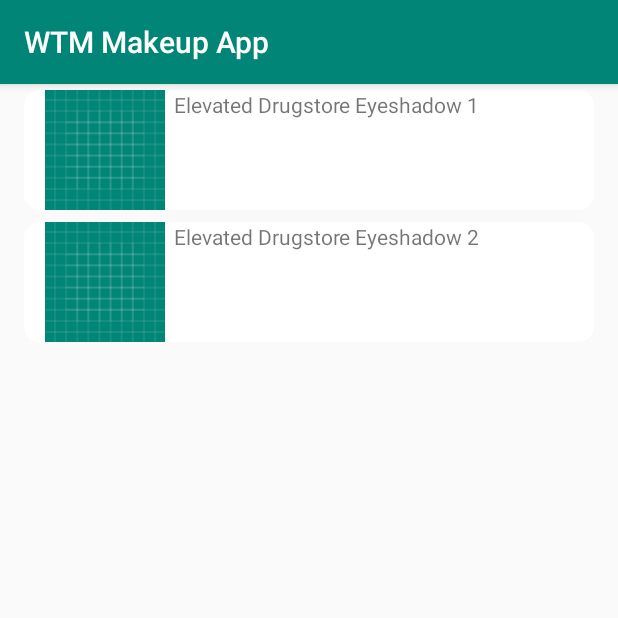
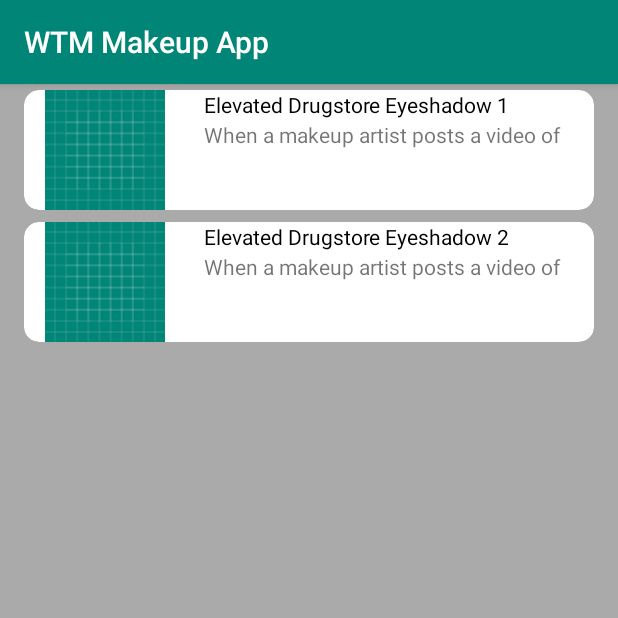
Before and after one commit to Jacreator/WTM-Makeup-App, an Android app: the screen it shows after launch (MainActivity), on a phone screen of 412 x 824 dp, the top half of it. Run offline under Robolectric (Android 15) with nearby library versions, the phone set to English and light mode, and no system bars.

Commit message:
Card View done and connected to display page

```diff
--- a/app/src/main/java/tech/gdgmakurdi/wtmmakeupapp/MainActivity.java
+++ b/app/src/main/java/tech/gdgmakurdi/wtmmakeupapp/MainActivity.java
@@ -74,6 +74,7 @@ public class MainActivity extends AppCompatActivity {
 
     public void openMakeup(View view) {
         Intent intent = new Intent(this, MakeupDisplayer.class);
+
         startActivity(intent);
     }
 }
--- a/app/src/main/java/tech/gdgmakurdi/wtmmakeupapp/MakeupAdapter.java
+++ b/app/src/main/java/tech/gdgmakurdi/wtmmakeupapp/MakeupAdapter.java
@@ -30,6 +30,8 @@ public class MakeupAdapter extends RecyclerView.Adapter<MakeupAdapter.MakeupView
     public void onBindViewHolder(@NonNull MakeupAdapter.MakeupViewHolder holder, int position) {
         Makeup makeup = makeupList.get(position);
         holder.titleTextView.setText(makeup.getMakeupTitle());
+        holder.summary.setText(makeup.getSummary());
+
     }
 
     @Override
@@ -41,11 +43,13 @@ public class MakeupAdapter extends RecyclerView.Adapter<MakeupAdapter.MakeupView
 
         public ImageView thumbnailImageView;
         public TextView titleTextView;
+        public TextView summary;
         public MakeupViewHolder(@NonNull View itemView) {
             super(itemView);
 
             thumbnailImageView = itemView.findViewById(R.id.thumb);
             titleTextView = itemView.findViewById(R.id.title);
+            summary = itemView.findViewById(R.id.summary);
         }
     }
 }
--- a/app/src/main/res/layout/activity_main.xml
+++ b/app/src/main/res/layout/activity_main.xml
@@ -10,6 +10,7 @@
         android:id="@+id/makeup_recycler_view"
         android:layout_width="match_parent"
         android:layout_height="match_parent"
+        android:background="@android:color/darker_gray"
         app:layout_constraintBottom_toBottomOf="parent"
         app:layout_constraintEnd_toEndOf="parent"
         app:layout_constraintStart_toStartOf="parent"
--- a/app/src/main/res/layout/makeup_item.xml
+++ b/app/src/main/res/layout/makeup_item.xml
@@ -6,6 +6,7 @@
     android:orientation="horizontal"
     android:layout_marginBottom="4dp"
     android:layout_marginTop="4dp"
+    android:background="@android:color/darker_gray"
     android:paddingEnd="16dp"
     android:paddingStart="16dp">
 
@@ -30,7 +31,15 @@
             android:layout_width="wrap_content"
             android:layout_height="20dp"
             android:text="Hello Makeup"
-            android:layout_marginStart="100dp"/>
+            android:textColor="@android:color/black"
+            android:layout_marginStart="120dp"/>
+        <TextView
+            android:id="@+id/summary"
+            android:layout_width="wrap_content"
+            android:layout_height="20dp"
+            android:text="summary"
+            android:layout_marginTop="20dp"
+            android:layout_marginStart="120dp"/>
     </androidx.cardview.widget.CardView>
 
 
```
